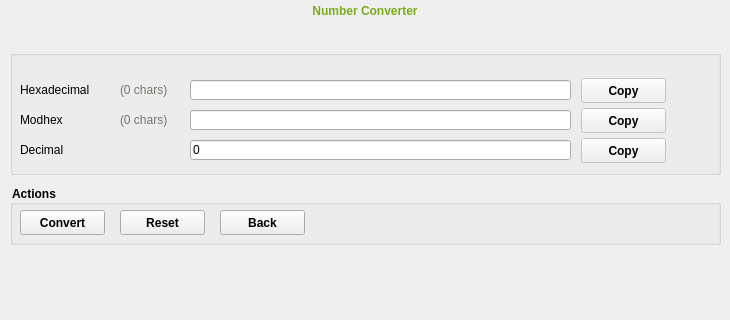
First picture: the form in src/ui/toolpage.ui, repository Yubico/yubikey-personalization-gui, before the edit; both pictures show x 0 to 730 and y 0 to 320 of the 730 by 650 pixel window.
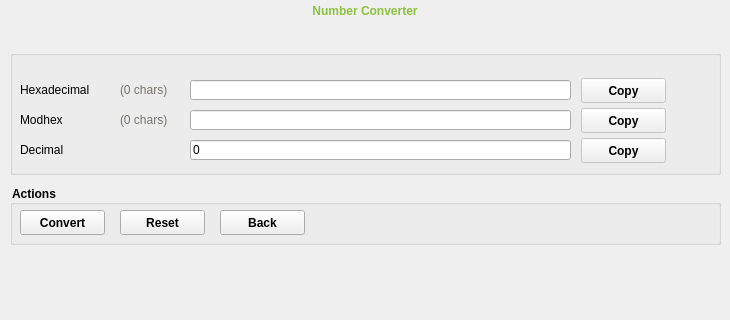
Second picture: the form after the edit.

Commit message: change green color to correct Yubico green

```diff
--- a/src/ui/toolpage.ui
+++ b/src/ui/toolpage.ui
@@ -135,7 +135,7 @@
     <property name="styleSheet">
      <string notr="true">font: 18px &quot;Verdana&quot;;
 font-weight: bold;
-color: rgb(122, 171, 32);</string>
+color: rgb(140, 192, 65);</string>
     </property>
     <property name="text">
      <string>Number Converter</string>
```
Left out of the diff: 2 changed lines with no effect on the pictures. The commit also changes 7 other files.
